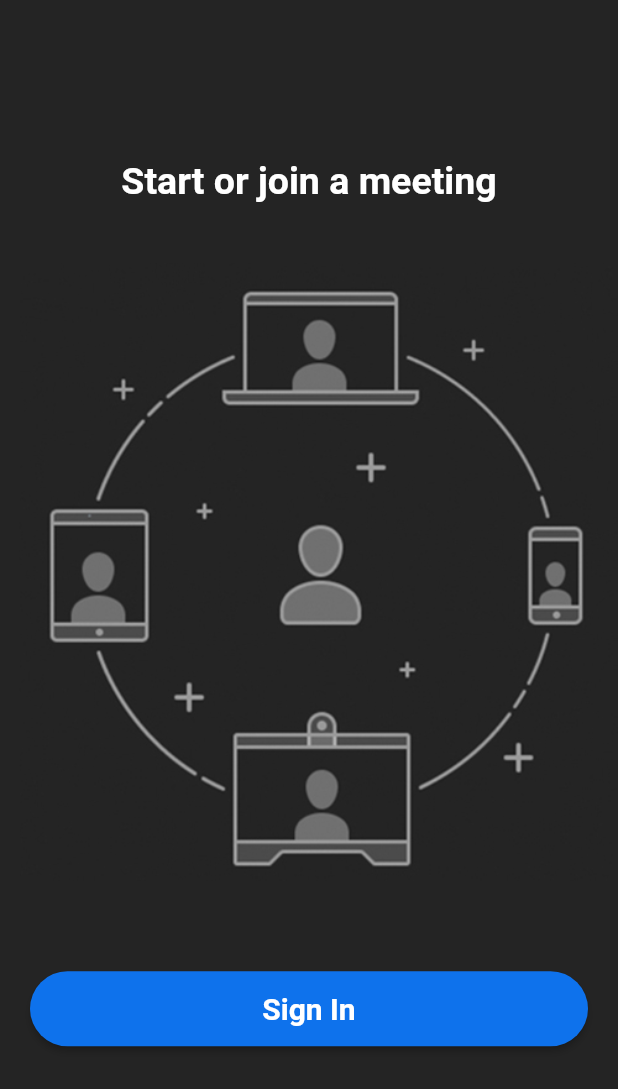
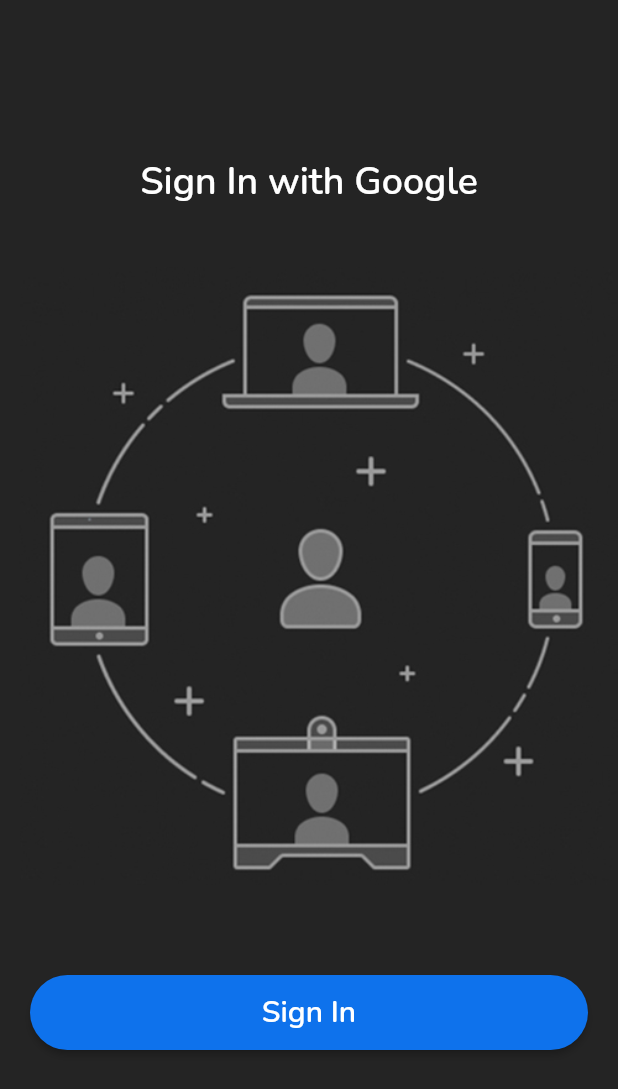
Before and after one commit to Rahul-Rasve/Zoom-Clone, a Flutter app: the screen it shows after launch, on a phone screen of 412 x 824 dp. Shown: the top 1089 px of the screen. Run offline on Flutter 3.47's test engine with Material 2 defaults, Android fonts, the phone set to English and light mode, and no system bars; our stand-ins replace cloud_firestore, firebase_auth, firebase_core, fluttertoast, google_sign_in; missing offline and left inert: jitsi_meet; accounts and stored records are empty.

Commit message:
custom font implemented

```diff
--- a/lib/main.dart
+++ b/lib/main.dart
@@ -24,7 +24,9 @@
     return MaterialApp(
       debugShowCheckedModeBanner: false,
       title: 'Zoom Clone',
-      theme: ThemeData.dark().copyWith(
+      theme: ThemeData(
+        brightness: Brightness.dark,
+        fontFamily: 'Nunito',
         scaffoldBackgroundColor: backgroundColor,
       ),
       routes: {
--- a/lib/screens/join_video_call_view.dart
+++ b/lib/screens/join_video_call_view.dart
@@ -105,7 +105,7 @@
               RoundButton(
                 text: 'Join Meeting',
                 onPressed: joinMeeting,
-              )
+              ),
             ],
           ),
         ),
--- a/lib/screens/login_view.dart
+++ b/lib/screens/login_view.dart
@@ -22,7 +22,7 @@
         mainAxisAlignment: MainAxisAlignment.center,
         children: [
           Text(
-            'Start or join a meeting',
+            'Sign In with Google',
             style: TextStyle(
               fontSize: 25,
               fontWeight: FontWeight.bold,
```
Also changed, not shown: pubspec.yaml (+4 -4 lines), fonts/Nunito-SemiBold.ttf (added).
